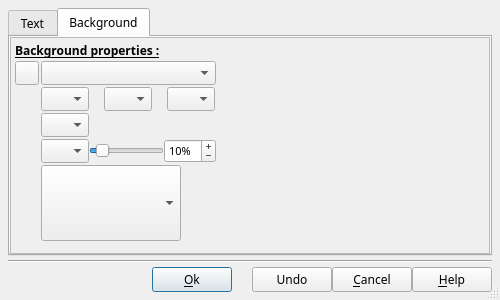
Before: the Qt Designer form src/ffDiaporama/DlgText/DlgTextEdit.ui in boenki/ffdiaporama, drawn with Qt 5.
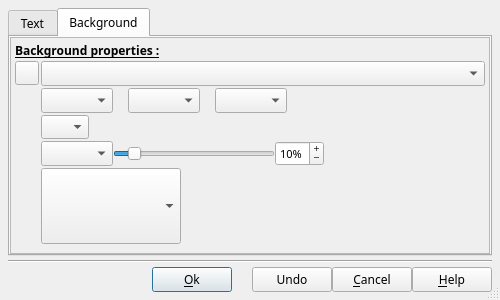
After: the same form once the commit is applied. The open tabs and pages were chosen to show the change. Icons and pictures are not drawn. Custom widgets are drawn as their Qt base class.

```diff
--- a/src/ffDiaporama/DlgText/DlgTextEdit.ui
+++ b/src/ffDiaporama/DlgText/DlgTextEdit.ui
@@ -886,8 +886,8 @@
            <rect>
             <x>0</x>
             <y>0</y>
-            <width>478</width>
-            <height>213</height>
+            <width>462</width>
+            <height>214</height>
            </rect>
           </property>
           <layout class="QFormLayout" name="formLayout">
@@ -951,18 +951,6 @@
                <verstretch>0</verstretch>
               </sizepolicy>
              </property>
-             <property name="minimumSize">
-              <size>
-               <width>175</width>
-               <height>24</height>
-              </size>
-             </property>
-             <property name="maximumSize">
-              <size>
-               <width>175</width>
-               <height>24</height>
-              </size>
-             </property>
              <property name="toolTip">
               <string>Define the background brush type for the shape</string>
              </property>
@@ -998,23 +986,11 @@
              <item>
               <widget class="cCustomColorComboBox" name="FirstColorCombo">
                <property name="sizePolicy">
-                <sizepolicy hsizetype="Fixed" vsizetype="Fixed">
+                <sizepolicy hsizetype="Preferred" vsizetype="Fixed">
                  <horstretch>0</horstretch>
                  <verstretch>0</verstretch>
                 </sizepolicy>
                </property>
-               <property name="minimumSize">
-                <size>
-                 <width>48</width>
-                 <height>24</height>
-                </size>
-               </property>
-               <property name="maximumSize">
-                <size>
-                 <width>48</width>
-                 <height>24</height>
-                </size>
-               </property>
                <property name="toolTip">
                 <string>Define the color (or first color for a gradient brush)</string>
                </property>
@@ -1042,23 +1018,11 @@
              <item>
               <widget class="cCustomColorComboBox" name="FinalColorCombo">
                <property name="sizePolicy">
-                <sizepolicy hsizetype="Fixed" vsizetype="Fixed">
+                <sizepolicy hsizetype="Preferred" vsizetype="Fixed">
                  <horstretch>0</horstretch>
                  <verstretch>0</verstretch>
                 </sizepolicy>
                </property>
-               <property name="minimumSize">
-                <size>
-                 <width>48</width>
-                 <height>24</height>
-                </size>
-               </property>
-               <property name="maximumSize">
-                <size>
-                 <width>48</width>
-                 <height>24</height>
-                </size>
-               </property>
                <property name="toolTip">
                 <string>Define the second gradient brush color </string>
                </property>
@@ -1086,23 +1050,11 @@
              <item>
               <widget class="cCustomColorComboBox" name="IntermColorCombo">
                <property name="sizePolicy">
-                <sizepolicy hsizetype="Fixed" vsizetype="Fixed">
+                <sizepolicy hsizetype="Preferred" vsizetype="Fixed">
                  <horstretch>0</horstretch>
                  <verstretch>0</verstretch>
                 </sizepolicy>
                </property>
-               <property name="minimumSize">
-                <size>
-                 <width>48</width>
-                 <height>24</height>
-                </size>
-               </property>
-               <property name="maximumSize">
-                <size>
-                 <width>48</width>
-                 <height>24</height>
-                </size>
-               </property>
                <property name="toolTip">
                 <string>Define the third gradient brush color </string>
                </property>
@@ -1206,23 +1158,11 @@
              <item>
               <widget class="cGradientOrientationComboBox" name="OrientationCombo">
                <property name="sizePolicy">
-                <sizepolicy hsizetype="Fixed" vsizetype="Fixed">
+                <sizepolicy hsizetype="Preferred" vsizetype="Fixed">
                  <horstretch>0</horstretch>
                  <verstretch>0</verstretch>
                 </sizepolicy>
                </property>
-               <property name="minimumSize">
-                <size>
-                 <width>48</width>
-                 <height>24</height>
-                </size>
-               </property>
-               <property name="maximumSize">
-                <size>
-                 <width>48</width>
-                 <height>24</height>
-                </size>
-               </property>
                <property name="toolTip">
                 <string>Define orientation of the gradient brush</string>
                </property>
@@ -1242,18 +1182,6 @@
                  <verstretch>0</verstretch>
                 </sizepolicy>
                </property>
-               <property name="minimumSize">
-                <size>
-                 <width>0</width>
-                 <height>24</height>
-                </size>
-               </property>
-               <property name="maximumSize">
-                <size>
-                 <width>75</width>
-                 <height>24</height>
-                </size>
-               </property>
                <property name="toolTip">
                 <string>Define position of the second color in the gradient brush</string>
                </property>
@@ -1271,23 +1199,11 @@
              <item>
               <widget class="QSpinBox" name="IntermPosED">
                <property name="sizePolicy">
-                <sizepolicy hsizetype="Fixed" vsizetype="Fixed">
+                <sizepolicy hsizetype="Preferred" vsizetype="Fixed">
                  <horstretch>0</horstretch>
                  <verstretch>0</verstretch>
                 </sizepolicy>
                </property>
-               <property name="minimumSize">
-                <size>
-                 <width>52</width>
-                 <height>0</height>
-                </size>
-               </property>
-               <property name="maximumSize">
-                <size>
-                 <width>52</width>
-                 <height>24</height>
-                </size>
-               </property>
                <property name="font">
                 <font>
                  <pointsize>8</pointsize>
```
Left out of the diff: 129 changed lines with no effect on the pictures.
